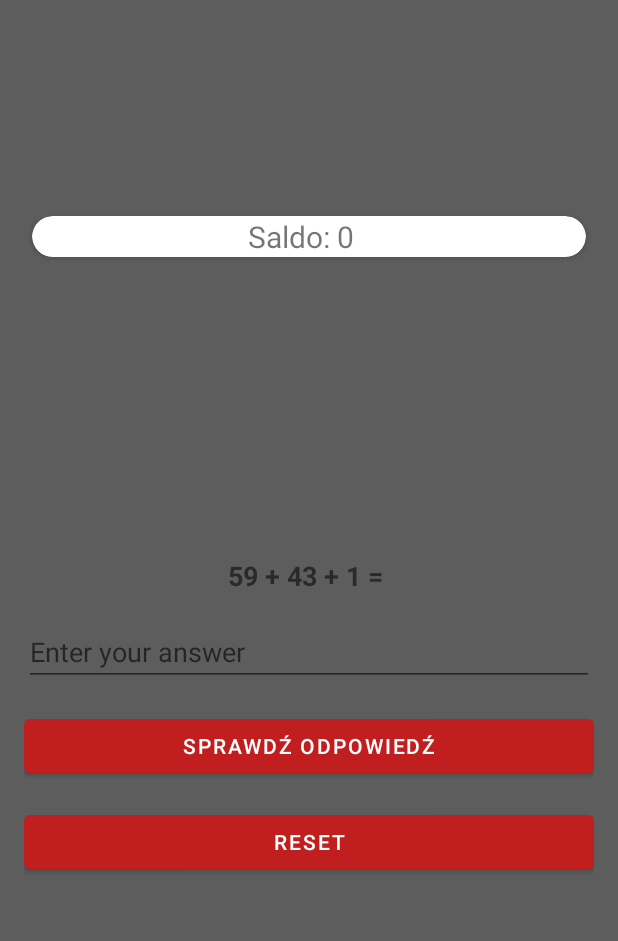
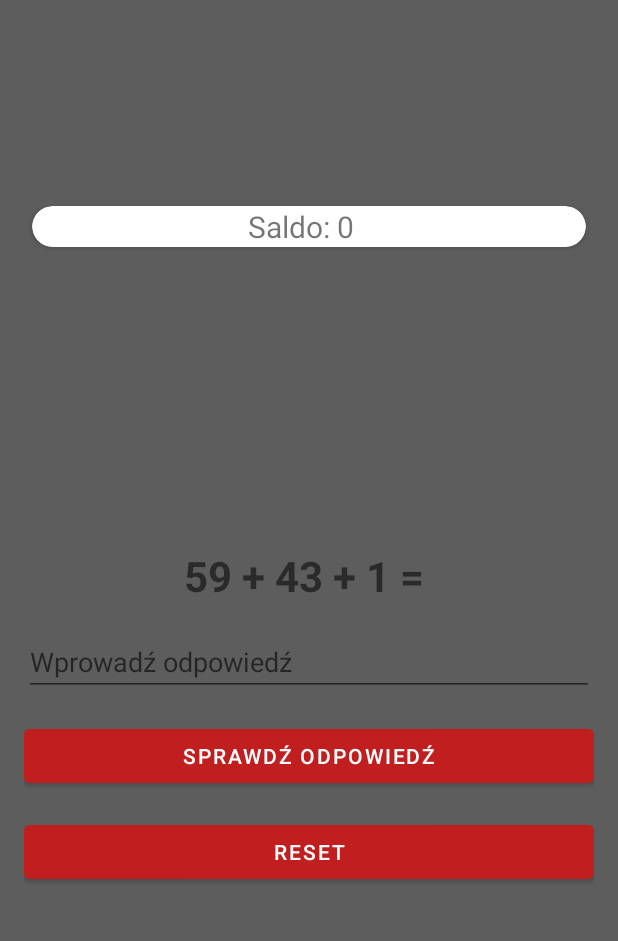
Before and after one commit to Michali0/cashino, an Android app: the fragment SaldoFragment placed in its activity, on a phone screen of 412 x 824 dp, the part 84-1025 px from its top. Run offline under Robolectric (Android 15) with nearby library versions, the phone set to English and light mode, and no system bars; our stand-ins replace Firebase (no records; nobody signed in at launch, a user with empty details on screens opened directly); 1 statement that could not run was skipped.

Commit message:
Małe poprawki tekstu

```diff
--- a/app/src/main/res/layout/fragment_saldo.xml
+++ b/app/src/main/res/layout/fragment_saldo.xml
@@ -47,7 +47,8 @@
         android:layout_width="wrap_content"
         android:layout_height="wrap_content"
         android:layout_centerInParent="true"
-        android:textSize="18sp"
+        android:gravity="center_horizontal"
+        android:textSize="28sp"
         android:textStyle="bold"
         tools:text="10 * 5 * 3 = " />
 
@@ -58,7 +59,7 @@
         android:layout_below="@id/textViewEquation"
         android:layout_marginTop="16dp"
         android:inputType="numberSigned"
-        android:hint="Enter your answer" />
+        android:hint="Wprowadź odpowiedź" />
 
     <Button
         android:id="@+id/buttonCheck"
--- a/app/src/main/res/menu/drawer_menu.xml
+++ b/app/src/main/res/menu/drawer_menu.xml
@@ -25,7 +25,7 @@
             <item
             android:id="@+id/drawer_ruletka"
             android:icon="@drawable/baseline_roulette"
-            android:title="Roulette"/>
+            android:title="Ruletka"/>
             <item
             android:id="@+id/drawer_black"
             android:icon="@drawable/baseline_blackjack"
```
